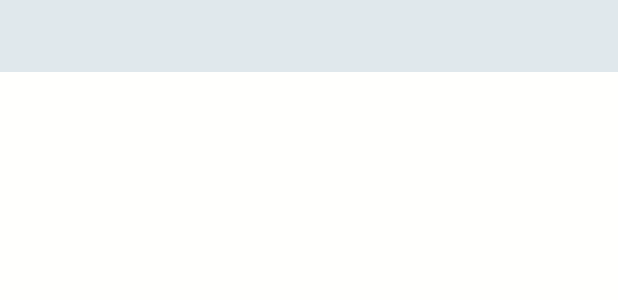
After one commit to yparks/switchApp, an Android app: the layout history.xml on its own in the app's theme, with its tools: preview values and no code run, on a phone screen of 412 x 824 dp. The commit adds this screen. Shown: the top 300 px of the screen. Run offline under Robolectric (Android 15) with nearby library versions, the phone set to English and light mode, and no system bars.

Commit message:
+ History class first draft

```diff
--- a/app/src/main/java/com/hfad/cs63d/MainActivity.java
+++ b/app/src/main/java/com/hfad/cs63d/MainActivity.java
@@ -37,7 +37,8 @@ public class MainActivity extends AppCompatActivity {
                                 //add your fragment here
                                 break;
                             case R.id.action_history:
-                                //add your fragment here
+                                //Set list fragment as instance of history class
+                                listFragment = new HistoryList();
                                 break;
                             case R.id.action_favorites:
                                 //add your fragment here
--- /dev/null
+++ b/app/src/main/res/layout/history.xml
@@ -0,0 +1,13 @@
+<?xml version="1.0" encoding="utf-8"?>
+<TextView xmlns:android="http://schemas.android.com/apk/res/android"
+    android:id="@+id/history_text"
+    android:layout_width="match_parent"
+    android:layout_height="wrap_content"
+    android:textAppearance="?android:attr/textAppearanceListItem"
+    android:gravity="left"
+    android:background="#e0e8ec"
+    android:paddingStart="?android:attr/listPreferredItemPaddingStart"
+    android:paddingEnd="?android:attr/listPreferredItemPaddingEnd"
+    android:minHeight="?android:attr/listPreferredItemHeightSmall"
+    android:textColor="#333333">
+</TextView>
```
Also changed, not shown: app/src/main/java/com/hfad/cs63d/HistoryDatabaseHelper.java (added, +50 -0 lines), app/src/main/java/com/hfad/cs63d/HistoryList.java (added, +95 -0 lines), app/src/main/java/com/hfad/cs63d/ResultActivity.java (+20 -0 lines), 3 other files.
